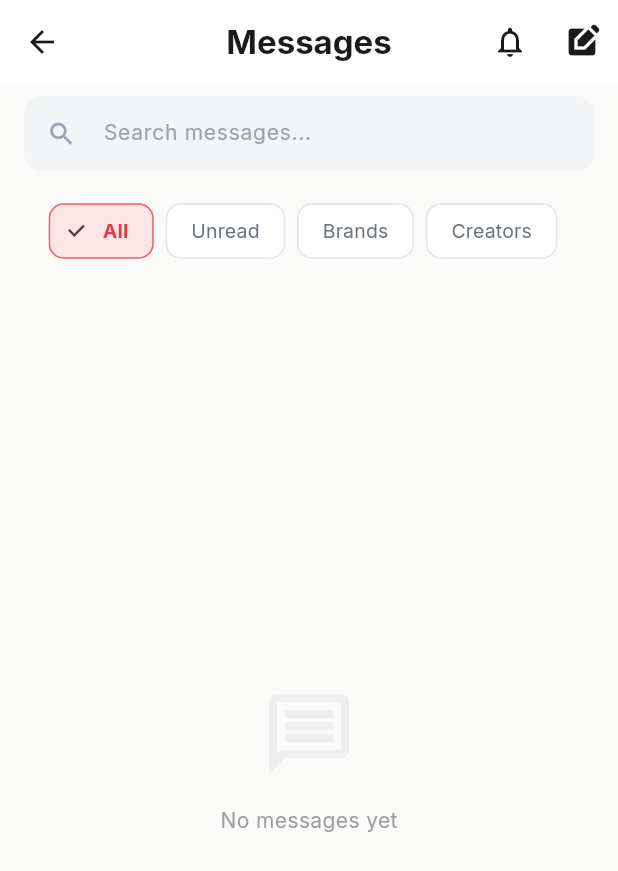
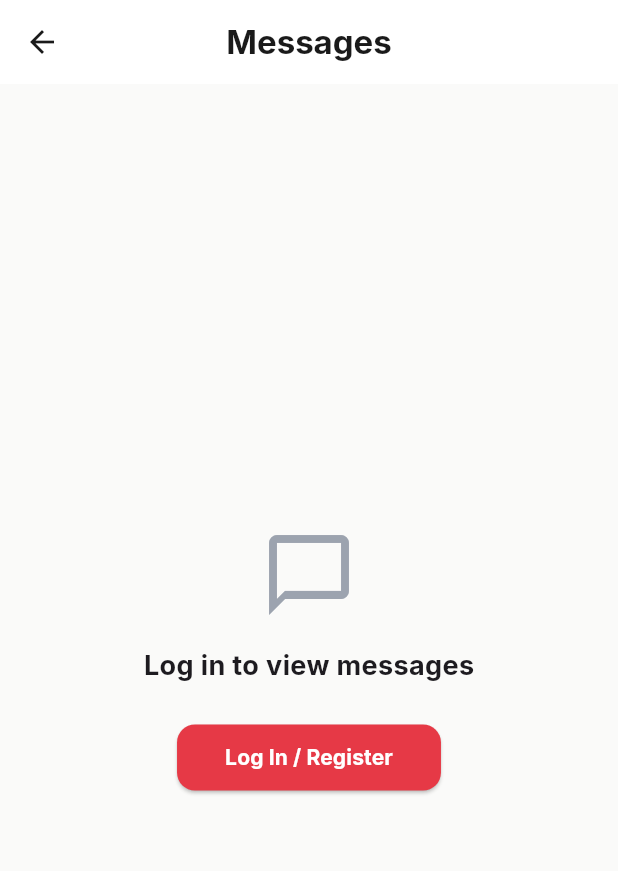
Before and after one commit to sugantainter/starjd_app, a Flutter app: the MessagesScreen screen opened directly, on a phone screen of 412 x 824 dp. Shown: the top 871 px of the screen. Run offline on Flutter 3.47's test engine with Material 3 defaults, Android fonts, the phone set to English and light mode, and no system bars; drawn by our look-alikes of upgrader; our stand-ins replace cached_network_image, chewie, cookie_jar, dio, dio_cookie_manager, firebase_core and 17 more; missing offline and left inert: app_tracking_transparency, facebook_app_events, flutter_facebook_auth, flutter_quill, flutter_quill_delta_from_html, vsc_quill_delta_to_html; accounts and stored records are empty; network calls fail.

Commit message:
feat: add guest access handling for profile and messages, hide Facebook login on iOS, and improve navigation and auth flow stability.

```diff
--- a/lib/main.dart
+++ b/lib/main.dart
@@ -180,7 +180,7 @@ class _AuthCheckScreenState extends State<AuthCheckScreen> {
       if (!mounted) return;
       Navigator.pushReplacement(
         context,
-        MaterialPageRoute(builder: (context) => const LoginScreen()),
+        MaterialPageRoute(builder: (context) => const MainLayout()),
       );
     }
   }
--- a/lib/screens/login_screen.dart
+++ b/lib/screens/login_screen.dart
@@ -200,6 +200,9 @@ class _LoginScreenState extends State<LoginScreen> {
     } catch (e) {
       if (mounted) {
         setState(() { _isLoading = false; });
+        if (e is SignInWithAppleAuthorizationException && e.code == AuthorizationErrorCode.canceled) {
+          return; // User cancelled — no error needed
+        }
         ScaffoldMessenger.of(context).showSnackBar(SnackBar(content: Text('Error: $e')));
       }
     }
@@ -406,7 +409,8 @@ class _LoginScreenState extends State<LoginScreen> {
                         ),
                       ),
                     ),
-                    const SizedBox(width: 16),
+                    if (!Platform.isIOS) const SizedBox(width: 16),
+                    if (!Platform.isIOS)
                       Expanded(
                         child: OutlinedButton.icon(
                           onPressed: () => _handleSocialLogin('facebook'),
--- a/lib/screens/messages_screen.dart
+++ b/lib/screens/messages_screen.dart
@@ -1,6 +1,8 @@
 import 'package:flutter/material.dart';
 import 'dart:async';
 import 'package:cached_network_image/cached_network_image.dart';
+import '../services/auth_service.dart';
+import 'login_screen.dart';
 import '../services/chat_service.dart';
 import '../services/notification_service.dart';
 import 'chat_screen.dart';
@@ -27,9 +29,25 @@ class _MessagesScreenState extends State<MessagesScreen> {
   StreamSubscription? _messageSubscription;
   Timer? _pollingTimer;
 
+  bool _isGuest = false;
+
   @override
   void initState() {
     super.initState();
+    _checkGuestStatus();
+  }
+
+  Future<void> _checkGuestStatus() async {
+    final user = await AuthService.getUser();
+    if (user == null) {
+      if (mounted) {
+        setState(() {
+          _isGuest = true;
+          _isLoading = false;
+        });
+      }
+      return;
+    }
     _loadConversations();
     _startMessageListener();
     _startPolling();
@@ -141,6 +159,51 @@ class _MessagesScreenState extends State<MessagesScreen> {
 
     if (_isLoading) {
       return const StarJDLoader();
+    }
+
+    if (_isGuest) {
+      return Scaffold(
+        backgroundColor: theme.scaffoldBackgroundColor,
+        appBar: AppBar(
+          title: const Text('Messages', style: TextStyle(fontWeight: FontWeight.bold)),
+          centerTitle: true,
+          elevation: 0,
+        ),
+        body: Center(
+          child: Column(
+            mainAxisAlignment: MainAxisAlignment.center,
+            children: [
+              Icon(Icons.chat_bubble_outline, size: 64, color: isDark ? Colors.white24 : const Color(0xFF9CA3AF)),
+              const SizedBox(height: 16),
+              Text(
+                'Log in to view messages',
+                style: TextStyle(
+                  fontSize: 18,
+                  fontWeight: FontWeight.bold,
+                  color: theme.textTheme.titleLarge?.color,
+                ),
+              ),
+              const SizedBox(height: 24),
+              ElevatedButton(
+                onPressed: () {
+                  Navigator.pushAndRemoveUntil(
+                    context,
+                    MaterialPageRoute(builder: (context) => const LoginScreen()),
+                    (route) => false,
+                  );
+                },
+                style: ElevatedButton.styleFrom(
+                  backgroundColor: const Color(0xFFE63946),
+                  foregroundColor: Colors.white,
+                  padding: const EdgeInsets.symmetric(horizontal: 32, vertical: 12),
+                  shape: RoundedRectangleBorder(borderRadius: BorderRadius.circular(12)),
+                ),
+                child: const Text('Log In / Register', style: TextStyle(fontWeight: FontWeight.bold)),
+              ),
+            ],
+          ),
+        ),
+      );
     }
 
     return Scaffold(
--- a/lib/screens/role_selection_screen.dart
+++ b/lib/screens/role_selection_screen.dart
@@ -260,6 +260,8 @@ class _RoleSelectionScreenState extends State<RoleSelectionScreen> {
                   onPressed: _isLoading ? null : _handleContinue,
                   style: ElevatedButton.styleFrom(
                     backgroundColor: const Color(0xFFE63946),
+                    disabledBackgroundColor: const Color(0xFFE5E7EB),
+                    disabledForegroundColor: const Color(0xFF9CA3AF),
                     foregroundColor: Colors.white,
                     padding: const EdgeInsets.symmetric(vertical: 18),
                     shape: RoundedRectangleBorder(
--- a/lib/screens/settings_screen.dart
+++ b/lib/screens/settings_screen.dart
@@ -351,13 +351,13 @@ class _SettingsScreenState extends State<SettingsScreen> {
     showDialog(
       context: context,
       barrierDismissible: false,
-      builder: (context) => const Center(child: CircularProgressIndicator()),
+      builder: (dialogContext) => const Center(child: CircularProgressIndicator()),
     );
 
     final result = await AuthService.deleteAccount();
 
     if (context.mounted) {
-      Navigator.pop(context); // Pop loading dialog
+      Navigator.of(context, rootNavigator: true).pop(); // Pop loading dialog
 
       if (result['success']) {
         Navigator.pushAndRemoveUntil(
--- a/lib/screens/signup_screen.dart
+++ b/lib/screens/signup_screen.dart
@@ -384,7 +384,8 @@ class _SignupScreenState extends State<SignupScreen> {
                       ),
                     ),
                   ),
-                  const SizedBox(width: 16),
+                  if (!Platform.isIOS) const SizedBox(width: 16),
+                  if (!Platform.isIOS)
                     Expanded(
                       child: OutlinedButton.icon(
                         onPressed: () => _handleSocialSignup('facebook'),
--- a/pubspec.yaml
+++ b/pubspec.yaml
@@ -16,7 +16,7 @@ publish_to: 'none' # Remove this line if you wish to publish to pub.dev
 # https://developer.apple.com/library/archive/documentation/General/Reference/InfoPlistKeyReference/Articles/CoreFoundationKeys.html
 # In Windows, build-name is used as the major, minor, and patch parts
 # of the product and file versions while build-number is used as the build suffix.
-version: 1.0.3+15
+version: 1.0.4+16
 
 environment:
   sdk: ^3.11.0
```
Also changed, not shown: lib/screens/profile_screen.dart (+45 -0 lines). Lines whose indentation alone changed are shown as unchanged.
